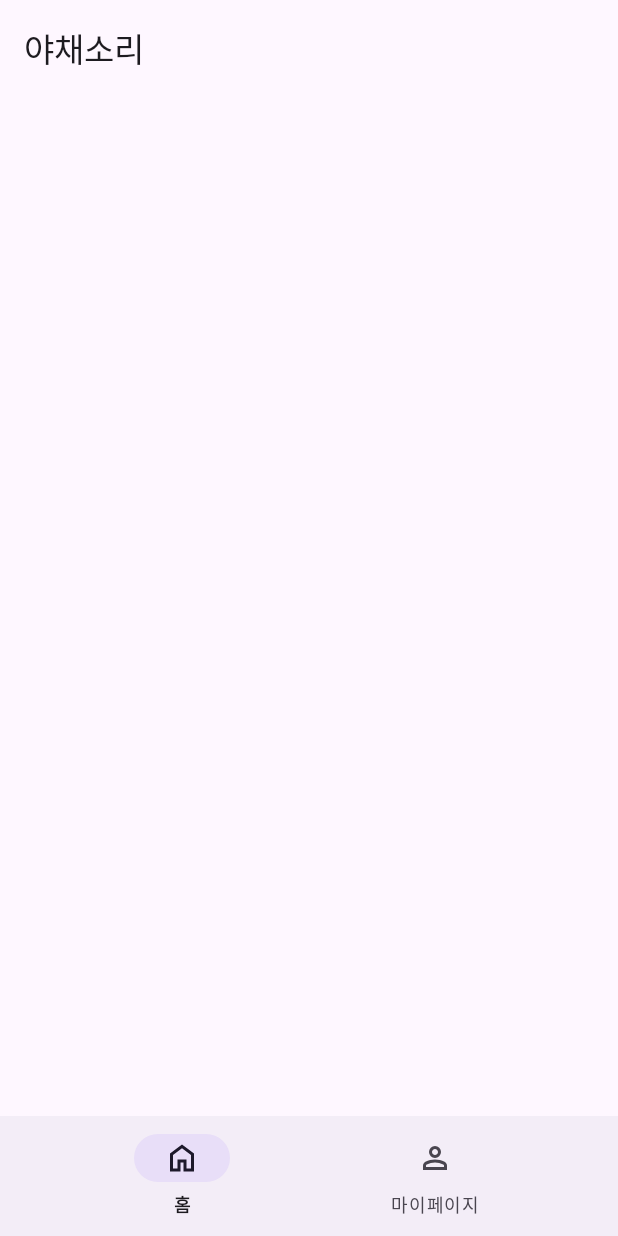
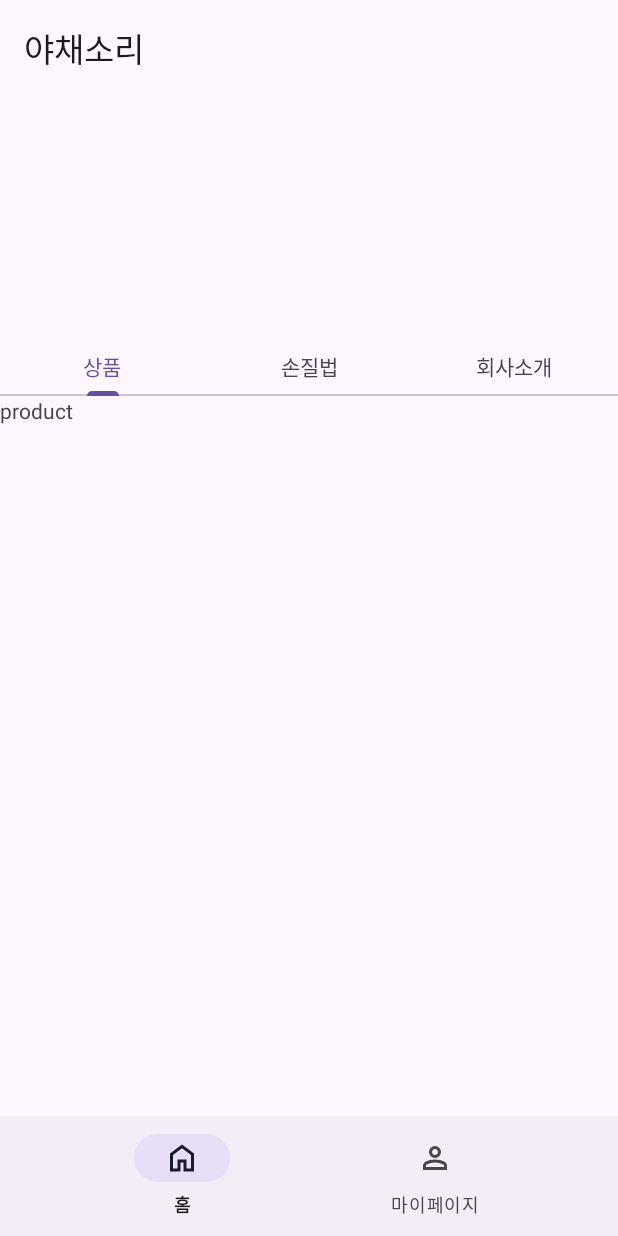
Before and after one commit to gayeon00/YachaeSori, an Android app: the HomeFragment screen opened directly, with no data from a screen before it, on a phone screen of 412 x 824 dp. Run offline under Robolectric (Android 15) with nearby library versions, the phone set to English and light mode, and no system bars; our stand-ins replace Firebase (no records; nobody signed in at launch, a user with empty details on screens opened directly); libraries missing offline, so code that uses them is left out: com.zhpan.bannerview; plain views replace BannerViewPager; 3 statements that could not run were skipped.

Commit message:
feat: 쇼핑 화면 탭 구분
상품, 손질법, 회사소개 탭 viewpager2로 구현

```diff
--- a/app/src/main/java/com/yachae/yachaesori/MainActivity.kt
+++ b/app/src/main/java/com/yachae/yachaesori/MainActivity.kt
@@ -55,13 +55,13 @@ class MainActivity : AppCompatActivity() {
 
     private fun showSignInFragment() {
         supportFragmentManager.beginTransaction()
-            .replace(R.id.fragmentContainerView, SignInFragment())
+            .replace(R.id.fragment_container_view, SignInFragment())
             .commit()
     }
 
     private fun showShopFragment() {
         supportFragmentManager.beginTransaction()
-            .replace(R.id.fragmentContainerView, ShopFragment())
+            .replace(R.id.fragment_container_view, ShopFragment())
             .commit()
     }
 
--- a/app/src/main/java/com/yachae/yachaesori/presentation/feature/shop/ShopFragment.kt
+++ b/app/src/main/java/com/yachae/yachaesori/presentation/feature/shop/ShopFragment.kt
@@ -36,14 +36,14 @@ class ShopFragment : Fragment() {
 
     private fun initBottomNavigation() {
         homeFragment = HomeFragment()
-        childFragmentManager.beginTransaction().replace(R.id.fragmentContainerViewShop,homeFragment!!).commit()
+        childFragmentManager.beginTransaction().replace(R.id.fragment_container_view_shop,homeFragment!!).commit()
 
-        fragmentShopBinding.bottomNavigationView.setOnItemSelectedListener {
+        fragmentShopBinding.bottomNavigationShop.setOnItemSelectedListener {
             when(it.itemId) {
                 R.id.item_home -> {
                     if(homeFragment == null) {
                         homeFragment = HomeFragment()
-                        childFragmentManager.beginTransaction().add(R.id.fragmentContainerViewShop, homeFragment!!).commit()
+                        childFragmentManager.beginTransaction().add(R.id.fragment_container_view_shop, homeFragment!!).commit()
                     }
 
                     if(homeFragment!=null) childFragmentManager.beginTransaction().show(homeFragment!!).commit()
@@ -57,7 +57,7 @@ class ShopFragment : Fragment() {
                 R.id.item_mypage -> {
                     if(myPageFragment == null) {
                         myPageFragment = MyPageFragment()
-                        childFragmentManager.beginTransaction().add(R.id.fragmentContainerViewShop, myPageFragment!!).commit()
+                        childFragmentManager.beginTransaction().add(R.id.fragment_container_view_shop, myPageFragment!!).commit()
                     }
 
                     if(homeFragment!=null) childFragmentManager.beginTransaction().hide(homeFragment!!).commit()
--- a/app/src/main/java/com/yachae/yachaesori/presentation/feature/shop/home/HomeFragment.kt
+++ b/app/src/main/java/com/yachae/yachaesori/presentation/feature/shop/home/HomeFragment.kt
@@ -5,8 +5,15 @@ import android.view.LayoutInflater
 import android.view.View
 import android.view.ViewGroup
 import androidx.fragment.app.Fragment
+import androidx.viewpager2.adapter.FragmentStateAdapter
+import androidx.viewpager2.widget.ViewPager2
+import com.google.android.material.tabs.TabLayout
+import com.google.android.material.tabs.TabLayoutMediator
 import com.yachae.yachaesori.R
 import com.yachae.yachaesori.databinding.FragmentHomeBinding
+import com.yachae.yachaesori.presentation.feature.shop.home.company.CompanyFragment
+import com.yachae.yachaesori.presentation.feature.shop.home.guide.GuideFragment
+import com.yachae.yachaesori.presentation.feature.shop.home.product.ProductFragment
 import com.zhpan.bannerview.BannerViewPager
 
 class HomeFragment : Fragment() {
@@ -15,16 +22,22 @@ class HomeFragment : Fragment() {
 
     private lateinit var bannerAdapter: HomeBannerAdapter
 
-    //viewmodel에서 banner 데이터 observe해서 viewpager refresh해주기
+    private lateinit var homeTabsAdapter: HomeTabsAdapter
+    private lateinit var tabViewPager: ViewPager2
+
+
+    //TODO: viewmodel에서 banner 데이터 observe해서 viewpager refresh해주기
     private val bannerList = mutableListOf<BannerBean>(
         BannerBean(R.drawable.banner_1),
         BannerBean(R.drawable.banner_2)
     )
 
+
     override fun onCreate(savedInstanceState: Bundle?) {
         super.onCreate(savedInstanceState)
         _fragmentHomeBinding = FragmentHomeBinding.inflate(layoutInflater)
         bannerAdapter = HomeBannerAdapter()
+
     }
 
     override fun onCreateView(
@@ -37,13 +50,61 @@ class HomeFragment : Fragment() {
     override fun onViewCreated(view: View, savedInstanceState: Bundle?) {
         super.onViewCreated(view, savedInstanceState)
 
-        val viewPager = fragmentHomeBinding.bannerView as BannerViewPager<BannerBean>
-        viewPager.apply {
+        tabViewPager = fragmentHomeBinding.viewPagerHome
+
+        //탭 뷰페이저 설정
+        homeTabsAdapter = HomeTabsAdapter(this)
+        tabViewPager.adapter = homeTabsAdapter
+
+        //배너 설정
+        val bannerViewPager = fragmentHomeBinding.bannerView as BannerViewPager<BannerBean>
+        bannerViewPager.apply {
             adapter = bannerAdapter
             registerLifecycleObserver(lifecycle)
         }.create()
 
-        viewPager.refreshData(bannerList)
+        bannerViewPager.refreshData(bannerList)
+
+        //탭 설정
+        fragmentHomeBinding.tabLayoutHome.run {
+            //viewpager와 연결
+            TabLayoutMediator(this, tabViewPager) { tab, position ->
+                tab.text = HomeTabs.entries.map { it.title }[position]
+            }.attach()
+
+            addOnTabSelectedListener(object :
+                TabLayout.OnTabSelectedListener {
+                override fun onTabSelected(tab: TabLayout.Tab?) {
+                    tabViewPager.currentItem = tab?.position ?: 0
+                }
+
+                override fun onTabUnselected(tab: TabLayout.Tab?) {
+
+                }
+
+                override fun onTabReselected(tab: TabLayout.Tab?) {
+
+                }
+            })
+        }
+
+
     }
 
 }
+
+class HomeTabsAdapter(fragment: Fragment) : FragmentStateAdapter(fragment) {
+    override fun getItemCount(): Int = HomeTabs.entries.size
+
+    override fun createFragment(position: Int): Fragment {
+        // Return a NEW fragment instance in createFragment(int).
+        return HomeTabs.entries.map { it.fragment }[position]
+
+    }
+}
+
+enum class HomeTabs(val fragment: Fragment, val title: String) {
+    PRODUCT(ProductFragment(), "상품"),
+    GUIDE(GuideFragment(), "손질법"),
+    COMPANY(CompanyFragment(), "회사소개")
+}
--- /dev/null
+++ b/app/src/main/java/com/yachae/yachaesori/presentation/feature/shop/home/product/ProductFragment.kt
@@ -0,0 +1,60 @@
+package com.yachae.yachaesori.presentation.feature.shop.home.product
+
+import android.os.Bundle
+import androidx.fragment.app.Fragment
+import android.view.LayoutInflater
+import android.view.View
+import android.view.ViewGroup
+import com.yachae.yachaesori.R
+
+// TODO: Rename parameter arguments, choose names that match
+// the fragment initialization parameters, e.g. ARG_ITEM_NUMBER
+private const val ARG_PARAM1 = "param1"
+private const val ARG_PARAM2 = "param2"
+
+/**
+ * A simple [Fragment] subclass.
+ * Use the [ProductFragment.newInstance] factory method to
+ * create an instance of this fragment.
+ */
+class ProductFragment : Fragment() {
+    // TODO: Rename and change types of parameters
+    private var param1: String? = null
+    private var param2: String? = null
+
+    override fun onCreate(savedInstanceState: Bundle?) {
+        super.onCreate(savedInstanceState)
+        arguments?.let {
+            param1 = it.getString(ARG_PARAM1)
+            param2 = it.getString(ARG_PARAM2)
+        }
+    }
+
+    override fun onCreateView(
+        inflater: LayoutInflater, container: ViewGroup?,
+        savedInstanceState: Bundle?
+    ): View? {
+        // Inflate the layout for this fragment
+        return inflater.inflate(R.layout.fragment_product, container, false)
+    }
+
+    companion object {
+        /**
+         * Use this factory method to create a new instance of
+         * this fragment using the provided parameters.
+         *
+         * @param param1 Parameter 1.
+         * @param param2 Parameter 2.
+         * @return A new instance of fragment ProductFragment.
+         */
+        // TODO: Rename and change types and number of parameters
+        @JvmStatic
+        fun newInstance(param1: String, param2: String) =
+            ProductFragment().apply {
+                arguments = Bundle().apply {
+                    putString(ARG_PARAM1, param1)
+                    putString(ARG_PARAM2, param2)
+                }
+            }
+    }
+}
--- a/app/src/main/java/com/yachae/yachaesori/presentation/feature/shop/mypage/MyPageFragment.kt
+++ b/app/src/main/java/com/yachae/yachaesori/presentation/feature/shop/mypage/MyPageFragment.kt
@@ -30,7 +30,7 @@ class MyPageFragment : Fragment() {
     override fun onViewCreated(view: View, savedInstanceState: Bundle?) {
         super.onViewCreated(view, savedInstanceState)
         fragmentMyPageBinding.run {
-            buttonLogOut.setOnClickListener {
+            btnLogout.setOnClickListener {
                 auth.signOut()
             }
         }
--- a/app/src/main/java/com/yachae/yachaesori/presentation/feature/signin/SignInFragment.kt
+++ b/app/src/main/java/com/yachae/yachaesori/presentation/feature/signin/SignInFragment.kt
@@ -40,7 +40,7 @@ class SignInFragment : Fragment() {
         super.onViewCreated(view, savedInstanceState)
 
         fragmentSignInBinding.run {
-            kakaoSignInButton.setOnClickListener {
+            kakaoSigninButton.setOnClickListener {
                 signInWithKakao()
             }
         }
--- a/app/src/main/res/layout/activity_main.xml
+++ b/app/src/main/res/layout/activity_main.xml
@@ -9,7 +9,7 @@
 
 
     <androidx.fragment.app.FragmentContainerView
-        android:id="@+id/fragmentContainerView"
+        android:id="@+id/fragment_container_view"
         android:layout_width="match_parent"
         android:layout_height="match_parent" />
 
--- a/app/src/main/res/layout/fragment_home.xml
+++ b/app/src/main/res/layout/fragment_home.xml
@@ -10,7 +10,17 @@
     <com.zhpan.bannerview.BannerViewPager
         android:id="@+id/banner_view"
         android:layout_width="match_parent"
-        android:layout_height="100dp"
-        app:bvp_indicator_slide_mode="worm"/>
+        android:layout_height="160dp"
+        app:bvp_indicator_slide_mode="worm" />
+
+    <com.google.android.material.tabs.TabLayout
+        android:id="@+id/tab_layout_home"
+        android:layout_width="match_parent"
+        android:layout_height="40dp"/>
+
+    <androidx.viewpager2.widget.ViewPager2
+        android:id="@+id/view_pager_home"
+        android:layout_width="match_parent"
+        android:layout_height="match_parent" />
 
 </LinearLayout>
--- a/app/src/main/res/layout/fragment_my_page.xml
+++ b/app/src/main/res/layout/fragment_my_page.xml
@@ -7,7 +7,7 @@
     tools:context=".presentation.feature.shop.mypage.MyPageFragment" >
 
     <Button
-        android:id="@+id/buttonLogOut"
+        android:id="@+id/btn_logout"
         android:layout_width="match_parent"
         android:layout_height="wrap_content"
         android:text="로그아웃" />
--- /dev/null
+++ b/app/src/main/res/layout/fragment_product.xml
@@ -0,0 +1,14 @@
+<?xml version="1.0" encoding="utf-8"?>
+<FrameLayout xmlns:android="http://schemas.android.com/apk/res/android"
+    xmlns:tools="http://schemas.android.com/tools"
+    android:layout_width="match_parent"
+    android:layout_height="match_parent"
+    tools:context=".presentation.feature.shop.home.product.ProductFragment">
+
+    <!-- TODO: Update blank fragment layout -->
+    <TextView
+        android:layout_width="match_parent"
+        android:layout_height="match_parent"
+        android:text="product" />
+
+</FrameLayout>
--- a/app/src/main/res/layout/fragment_shop.xml
+++ b/app/src/main/res/layout/fragment_shop.xml
@@ -8,7 +8,7 @@
     tools:context=".presentation.feature.shop.ShopFragment">
 
     <com.google.android.material.appbar.MaterialToolbar
-        android:id="@+id/materialToolbar"
+        android:id="@+id/toolbar_shop"
         android:layout_width="match_parent"
         android:layout_height="wrap_content"
         android:minHeight="?attr/actionBarSize"
@@ -16,13 +16,13 @@
         app:title="야채소리" />
 
     <androidx.fragment.app.FragmentContainerView
-        android:id="@+id/fragmentContainerViewShop"
+        android:id="@+id/fragment_container_view_shop"
         android:layout_width="match_parent"
         android:layout_height="0dp"
         android:layout_weight="1" />
 
     <com.google.android.material.bottomnavigation.BottomNavigationView
-        android:id="@+id/bottomNavigationView"
+        android:id="@+id/bottom_navigation_shop"
         android:layout_width="match_parent"
         android:layout_height="wrap_content"
         app:menu="@menu/menu_bottom_nav" />
--- a/app/src/main/res/layout/fragment_sign_in.xml
+++ b/app/src/main/res/layout/fragment_sign_in.xml
@@ -9,7 +9,7 @@
     tools:context=".presentation.feature.signin.SignInFragment">
 
     <TextView
-        android:id="@+id/yachaeTitle"
+        android:id="@+id/yachae_title"
         android:layout_width="match_parent"
         android:layout_height="wrap_content"
         android:text="야채소리"
@@ -30,7 +30,7 @@
         app:iconTintMode="multiply" />-->
 
     <ImageView
-        android:id="@+id/kakaoSignInButton"
+        android:id="@+id/kakao_signin_button"
         android:layout_width="match_parent"
         android:layout_height="wrap_content"
         android:src="@drawable/kakao_login_large_wide" />
```
Also changed, not shown: app/src/main/java/com/yachae/yachaesori/presentation/feature/shop/home/company/CompanyFragment.kt (added, +60 -0 lines), app/src/main/java/com/yachae/yachaesori/presentation/feature/shop/home/guide/GuideFragment.kt (added, +60 -0 lines), app/src/main/res/layout/fragment_company.xml (added, +14 -0 lines), app/src/main/res/layout/fragment_guide.xml (added, +14 -0 lines).
